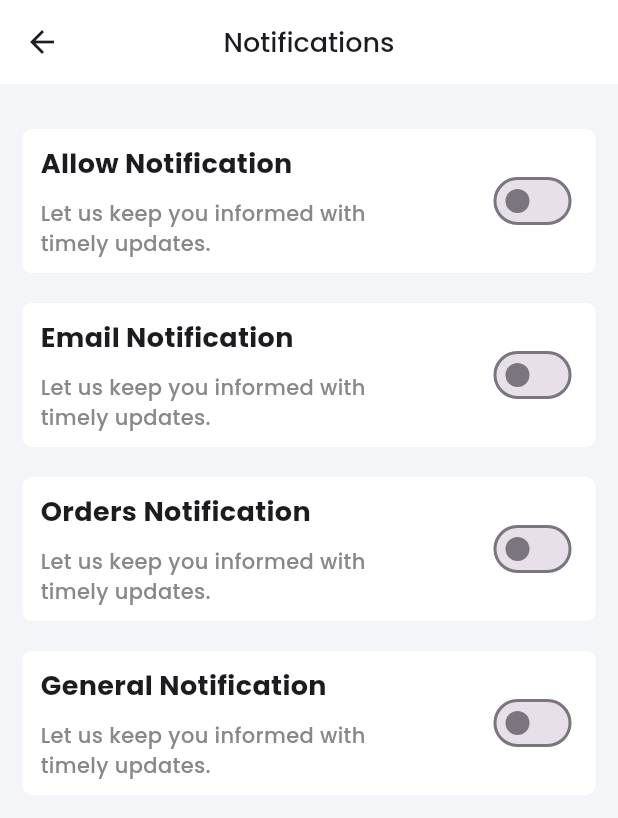
After one commit to Megan-IT-Solution/Niligiris-User-App, a Flutter app: the NotificationSettingsScreen screen opened directly, on a phone screen of 412 x 824 dp. The commit adds this screen. Shown: the top 818 px of the screen. Run offline on Flutter 3.47's test engine with Material 3 defaults, Android fonts, the phone set to English and light mode, and no system bars; our stand-ins replace carousel_slider, get, google_fonts, smooth_page_indicator.

Commit message:
Notification Settings Screen Done

```diff
--- /dev/null
+++ b/lib/screens/custom_navbar/profile/notifications/notification_settings_screen.dart
@@ -0,0 +1,44 @@
+import 'package:flutter/material.dart';
+import 'package:nilgiris/screens/custom_navbar/profile/notifications/widgets/notification_card_widget.dart';
+
+import '../../../../constants/app_colors.dart';
+import '../../../../constants/app_text_styles.dart';
+
+class NotificationSettingsScreen extends StatelessWidget {
+  const NotificationSettingsScreen({super.key});
+
+  @override
+  Widget build(BuildContext context) {
+    return Scaffold(
+      backgroundColor: AppColors.bgColor,
+      appBar: AppBar(
+        backgroundColor: AppColors.primaryWhite,
+        title: Text("Notifications", style: AppTextStyles.h2),
+        centerTitle: true,
+      ),
+      body: Padding(
+        padding: EdgeInsets.symmetric(horizontal: 15, vertical: 10),
+        child: Column(
+          children: [
+            NotificationCardWidget(
+              title: "Allow Notification",
+              subTitle: "Let us keep you informed with\ntimely updates.",
+            ),
+            NotificationCardWidget(
+              title: "Email Notification",
+              subTitle: "Let us keep you informed with\ntimely updates.",
+            ),
+            NotificationCardWidget(
+              title: "Orders Notification",
+              subTitle: "Let us keep you informed with\ntimely updates.",
+            ),
+            NotificationCardWidget(
+              title: "General Notification",
+              subTitle: "Let us keep you informed with\ntimely updates.",
+            ),
+          ],
+        ),
+      ),
+    );
+  }
+}
--- /dev/null
+++ b/lib/screens/custom_navbar/profile/notifications/widgets/notification_card_widget.dart
@@ -0,0 +1,54 @@
+import 'package:flutter/material.dart';
+
+import '../../../../../constants/app_colors.dart';
+import '../../../../../constants/app_text_styles.dart';
+
+class NotificationCardWidget extends StatelessWidget {
+  final String title, subTitle;
+  const NotificationCardWidget({
+    super.key,
+    required this.title,
+    required this.subTitle,
+  });
+
+  @override
+  Widget build(BuildContext context) {
+    return Container(
+      margin: EdgeInsets.only(top: 20),
+      decoration: BoxDecoration(
+        borderRadius: BorderRadius.circular(6),
+        color: AppColors.primaryWhite,
+      ),
+      child: Padding(
+        padding: EdgeInsets.symmetric(horizontal: 12, vertical: 10),
+        child: Row(
+          children: [
+            Column(
+              crossAxisAlignment: CrossAxisAlignment.start,
+              children: [
+                Text(
+                  title,
+                  style: AppTextStyles.h2.copyWith(fontWeight: FontWeight.bold),
+                ),
+                SizedBox(height: 10),
+                Text(
+                  subTitle,
+                  style: AppTextStyles.h1.copyWith(
+                    color: AppColors.lightGrey,
+                    fontSize: 14,
+                  ),
+                ),
+              ],
+            ),
+            Spacer(),
+            Switch(
+              value: false,
+              onChanged: (v) {},
+              activeColor: AppColors.primaryColor,
+            ),
+          ],
+        ),
+      ),
+    );
+  }
+}
--- a/lib/screens/custom_navbar/profile/profile_screen.dart
+++ b/lib/screens/custom_navbar/profile/profile_screen.dart
@@ -4,6 +4,7 @@ import 'package:nilgiris/constants/app_colors.dart';
 import 'package:nilgiris/screens/custom_navbar/profile/about_me/about_me_screen.dart';
 import 'package:nilgiris/screens/custom_navbar/profile/my_address/my_address_screen.dart';
 import 'package:nilgiris/screens/custom_navbar/profile/my_orders/my_orders_screen.dart';
+import 'package:nilgiris/screens/custom_navbar/profile/notifications/notification_settings_screen.dart';
 import 'package:nilgiris/screens/custom_navbar/profile/widgets/profile_header_widget.dart';
 import 'package:nilgiris/screens/custom_navbar/profile/widgets/profile_tile_widget.dart';
 
@@ -40,7 +41,13 @@ class ProfileScreen extends StatelessWidget {
             icon: "address",
             title: "My Address",
           ),
-          ProfileTileWidget(icon: "notification", title: "Notifications"),
+          ProfileTileWidget(
+            onPressed: () {
+              Get.to(NotificationSettingsScreen());
+            },
+            icon: "notification",
+            title: "Notifications",
+          ),
           ProfileTileWidget(icon: "logout", title: "Sign Out"),
         ],
       ),
```
